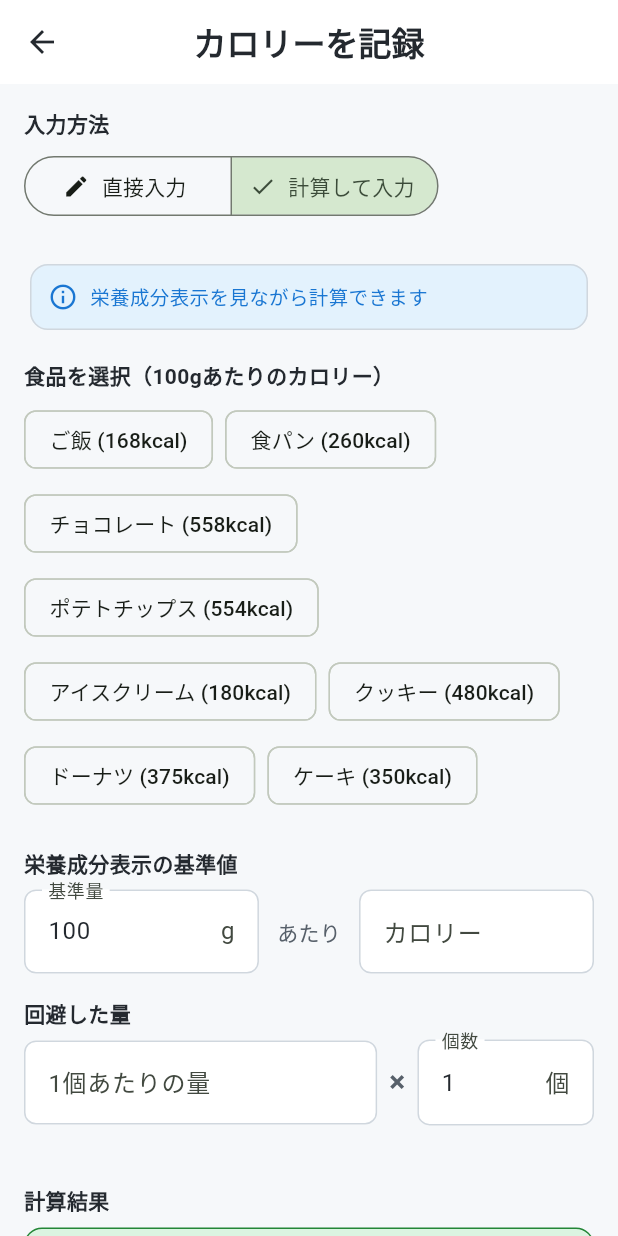
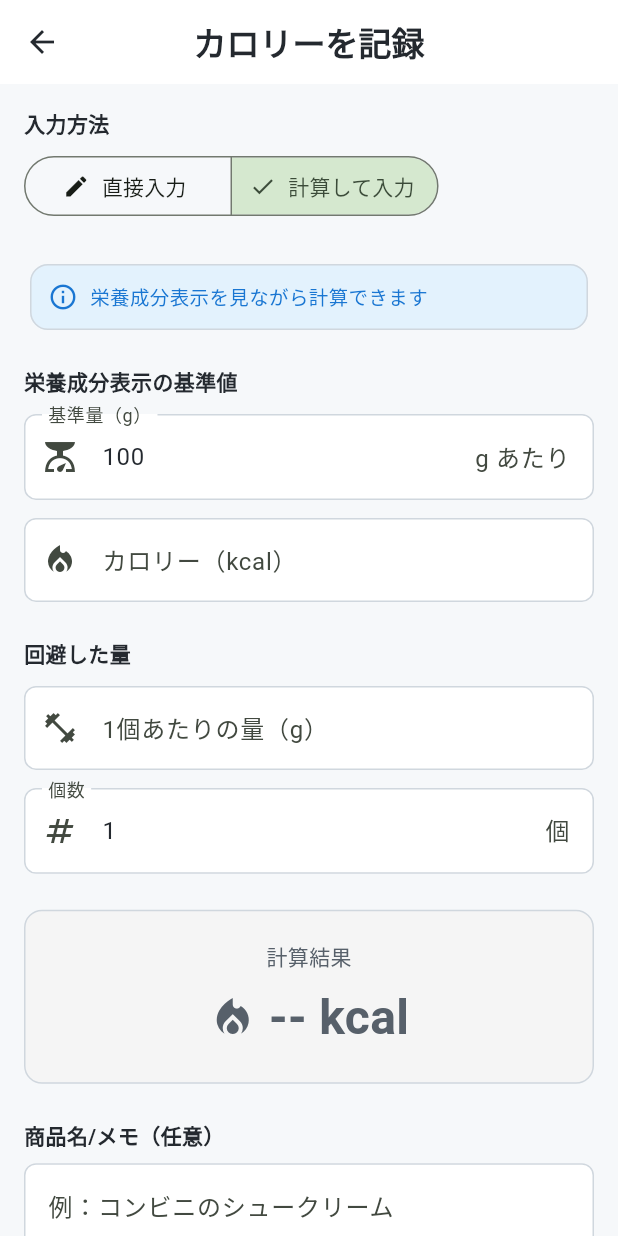
Before and after one commit to yamt0428/calorie-dodge, a Flutter app: the RecordInputScreen screen opened directly, after a tap on "記録する", after a tap on "計算して入力", on a phone screen of 412 x 824 dp. Run offline on Flutter 3.47's test engine with Material 3 defaults, Android fonts, the phone set to English and light mode, and no system bars; our stand-ins replace fl_chart, google_mobile_ads, hive, hive_flutter, share_plus; missing offline and left inert: facebook_app_events; accounts and stored records are empty; network calls fail.

Commit message:
refactor: 記録入力画面のUI改善
- 直接入力モード: プリセットを削除してシンプルに
- 計算入力モード: 食品プリセットを削除
- 計算入力モード: 入力フィールドを縦並びに変更
- 計算入力モード: リアルタイムでカロリー計算結果を表示
- 計算式を常に表示するように改善

Co-authored-by: tatsuya.yam.mam.0428 <tatsuya.yam.mam.0428@gmail.com>

```diff
--- a/calorie_dodge/lib/screens/record_input_screen.dart
+++ b/calorie_dodge/lib/screens/record_input_screen.dart
@@ -29,29 +29,6 @@ class _RecordInputScreenState extends State<RecordInputScreen> {
   final _actualGramController = TextEditingController();
   final _quantityController = TextEditingController(text: '1');
 
-  // プリセットカロリー
-  final _presets = [
-    {'name': 'おにぎり', 'calories': 180},
-    {'name': 'コンビニスイーツ', 'calories': 300},
-    {'name': 'ポテトチップス', 'calories': 350},
-    {'name': '菓子パン', 'calories': 400},
-    {'name': 'カップラーメン', 'calories': 450},
-    {'name': 'ケーキ', 'calories': 500},
-    {'name': 'ファストフードセット', 'calories': 800},
-  ];
-
-  // 計算入力用のプリセット（100gあたりのカロリー）
-  final _calcPresets = [
-    {'name': 'ご飯', 'baseGram': 100, 'baseCal': 168},
-    {'name': '食パン', 'baseGram': 100, 'baseCal': 260},
-    {'name': 'チョコレート', 'baseGram': 100, 'baseCal': 558},
-    {'name': 'ポテトチップス', 'baseGram': 100, 'baseCal': 554},
-    {'name': 'アイスクリーム', 'baseGram': 100, 'baseCal': 180},
-    {'name': 'クッキー', 'baseGram': 100, 'baseCal': 480},
-    {'name': 'ドーナツ', 'baseGram': 100, 'baseCal': 375},
-    {'name': 'ケーキ', 'baseGram': 100, 'baseCal': 350},
-  ];
-
   @override
   void initState() {
     super.initState();
@@ -81,10 +58,17 @@ class _RecordInputScreenState extends State<RecordInputScreen> {
     final actualGram = double.tryParse(_actualGramController.text) ?? 0;
     final quantity = double.tryParse(_quantityController.text) ?? 1;
 
-    if (baseGram > 0 && baseCal > 0 && actualGram > 0) {
+    // 入力があればカロリーを計算
+    if (baseGram > 0 && baseCal >= 0 && actualGram >= 0 && quantity >= 0) {
       // カロリー計算: (実際のグラム数 / 基準グラム数) × 基準カロリー × 個数
       final totalCalories = (actualGram / baseGram) * baseCal * quantity;
+      setState(() {
         _caloriesController.text = totalCalories.round().toString();
+      });
+    } else {
+      setState(() {
+        _caloriesController.text = '';
+      });
     }
   }
 
@@ -114,25 +98,6 @@ class _RecordInputScreenState extends State<RecordInputScreen> {
         });
       }
     }
-  }
-
-  void _selectPreset(Map<String, dynamic> preset) {
-    setState(() {
-      _caloriesController.text = preset['calories'].toString();
-      if (_memoController.text.isEmpty) {
-        _memoController.text = preset['name'] as String;
-      }
-    });
-  }
-
-  void _selectCalcPreset(Map<String, dynamic> preset) {
-    setState(() {
-      _baseGramController.text = preset['baseGram'].toString();
-      _baseCaloriesController.text = preset['baseCal'].toString();
-      if (_memoController.text.isEmpty) {
-        _memoController.text = preset['name'] as String;
-      }
-    });
   }
 
   Future<void> _saveRecord() async {
@@ -224,48 +189,8 @@ class _RecordInputScreenState extends State<RecordInputScreen> {
 
               const SizedBox(height: 24),
 
-              // 計算結果のカロリー表示（計算モードの場合）
+              // カロリー入力フィールド（直接入力モードの場合のみバリデーション用に必要）
               if (_inputMode == 1) ...[
-                const Text(
-                  '計算結果',
-                  style: TextStyle(
-                    fontWeight: FontWeight.bold,
-                    color: AppTheme.textPrimary,
-                  ),
-                ),
-                const SizedBox(height: 8),
-                Container(
-                  padding: const EdgeInsets.all(16),
-                  decoration: BoxDecoration(
-                    color: AppTheme.lightGreen1.withValues(alpha: 0.3),
-                    borderRadius: BorderRadius.circular(12),
-                    border: Border.all(color: AppTheme.primaryGreen),
-                  ),
-                  child: Row(
-                    mainAxisAlignment: MainAxisAlignment.center,
-                    children: [
-                      const Icon(Icons.local_fire_department, color: AppTheme.primaryGreen),
-                      const SizedBox(width: 8),
-                      Text(
-                        _caloriesController.text.isNotEmpty
-                            ? '${NumberFormat('#,###').format(int.tryParse(_caloriesController.text) ?? 0)} kcal'
-                            : '-- kcal',
-                        style: const TextStyle(
-                          fontSize: 28,
-                          fontWeight: FontWeight.bold,
-                          color: AppTheme.primaryGreen,
-                        ),
-                      ),
-                    ],
-                  ),
-                ),
-                const SizedBox(height: 24),
-              ],
-
-              // カロリー入力フィールド（直接入力モードの場合のみバリデーション用に必要）
-              if (_inputMode == 0) ...[
-                // 直接入力モードでは上で表示済み
-              ] else ...[
                 // 計算モードでは非表示だがバリデーション用に保持
                 Visibility(
                   visible: false,
@@ -393,32 +318,13 @@ class _RecordInputScreenState extends State<RecordInputScreen> {
             return null;
           },
         ),
-        const SizedBox(height: 16),
-
-        // プリセット
-        const Text(
-          'プリセット',
-          style: TextStyle(
-            fontWeight: FontWeight.bold,
-            color: AppTheme.textPrimary,
-          ),
-        ),
-        const SizedBox(height: 8),
-        Wrap(
-          spacing: 8,
-          runSpacing: 8,
-          children: _presets.map((preset) {
-            return ActionChip(
-              label: Text('${preset['name']} (${preset['calories']}kcal)'),
-              onPressed: () => _selectPreset(preset),
-            );
-          }).toList(),
-        ),
       ],
     );
   }
 
   Widget _buildCalculatorSection() {
+    final calculatedCalories = int.tryParse(_caloriesController.text) ?? 0;
+
     return Column(
       crossAxisAlignment: CrossAxisAlignment.start,
       children: [
@@ -444,30 +350,9 @@ class _RecordInputScreenState extends State<RecordInputScreen> {
             ),
           ),
         ),
-        const SizedBox(height: 16),
+        const SizedBox(height: 20),
 
-        // 食品プリセット
-        const Text(
-          '食品を選択（100gあたりのカロリー）',
-          style: TextStyle(
-            fontWeight: FontWeight.bold,
-            color: AppTheme.textPrimary,
-          ),
-        ),
-        const SizedBox(height: 8),
-        Wrap(
-          spacing: 8,
-          runSpacing: 8,
-          children: _calcPresets.map((preset) {
-            return ActionChip(
-              label: Text('${preset['name']} (${preset['baseCal']}kcal)'),
-              onPressed: () => _selectCalcPreset(preset),
-            );
-          }).toList(),
-        ),
-        const SizedBox(height: 24),
-
-        // 基準値入力
+        // 基準値入力（縦並び）
         const Text(
           '栄養成分表示の基準値',
           style: TextStyle(
@@ -475,49 +360,41 @@ class _RecordInputScreenState extends State<RecordInputScreen> {
             color: AppTheme.textPrimary,
           ),
         ),
-        const SizedBox(height: 8),
-        Row(
-          children: [
-            Expanded(
-              child: TextFormField(
+        const SizedBox(height: 12),
+
+        // 基準グラム数
+        TextFormField(
           controller: _baseGramController,
           keyboardType: const TextInputType.numberWithOptions(decimal: true),
           inputFormatters: [
             FilteringTextInputFormatter.allow(RegExp(r'[\d.]')),
           ],
           decoration: const InputDecoration(
-                  labelText: '基準量',
-                  suffixText: 'g',
+            labelText: '基準量（g）',
+            suffixText: 'g あたり',
             hintText: '100',
+            prefixIcon: Icon(Icons.scale),
           ),
         ),
-            ),
-            const Padding(
-              padding: EdgeInsets.symmetric(horizontal: 12),
-              child: Text(
-                'あたり',
-                style: TextStyle(color: AppTheme.textSecondary),
-              ),
-            ),
-            Expanded(
-              child: TextFormField(
+        const SizedBox(height: 12),
+
+        // 基準カロリー
+        TextFormField(
           controller: _baseCaloriesController,
           keyboardType: const TextInputType.numberWithOptions(decimal: true),
           inputFormatters: [
             FilteringTextInputFormatter.allow(RegExp(r'[\d.]')),
           ],
           decoration: const InputDecoration(
-                  labelText: 'カロリー',
+            labelText: 'カロリー（kcal）',
             suffixText: 'kcal',
             hintText: '350',
+            prefixIcon: Icon(Icons.local_fire_department),
           ),
         ),
-            ),
-          ],
-        ),
-        const SizedBox(height: 16),
+        const SizedBox(height: 24),
 
-        // 実際の摂取量入力
+        // 実際の摂取量入力（縦並び）
         const Text(
           '回避した量',
           style: TextStyle(
@@ -525,37 +402,26 @@ class _RecordInputScreenState extends State<RecordInputScreen> {
             color: AppTheme.textPrimary,
           ),
         ),
-        const SizedBox(height: 8),
-        Row(
-          children: [
-            Expanded(
-              flex: 2,
-              child: TextFormField(
+        const SizedBox(height: 12),
+
+        // 1個あたりのグラム数
+        TextFormField(
           controller: _actualGramController,
           keyboardType: const TextInputType.numberWithOptions(decimal: true),
           inputFormatters: [
             FilteringTextInputFormatter.allow(RegExp(r'[\d.]')),
           ],
           decoration: const InputDecoration(
-                  labelText: '1個あたりの量',
+            labelText: '1個あたりの量（g）',
             suffixText: 'g',
             hintText: '50',
+            prefixIcon: Icon(Icons.fitness_center),
           ),
         ),
-            ),
-            const Padding(
-              padding: EdgeInsets.symmetric(horizontal: 8),
-              child: Text(
-                '×',
-                style: TextStyle(
-                  fontSize: 20,
-                  fontWeight: FontWeight.bold,
-                  color: AppTheme.textSecondary,
-                ),
-              ),
-            ),
-            Expanded(
-              child: TextFormField(
+        const SizedBox(height: 12),
+
+        // 個数
+        TextFormField(
           controller: _quantityController,
           keyboardType: const TextInputType.numberWithOptions(decimal: true),
           inputFormatters: [
@@ -565,45 +431,92 @@ class _RecordInputScreenState extends State<RecordInputScreen> {
             labelText: '個数',
             suffixText: '個',
             hintText: '1',
+            prefixIcon: Icon(Icons.numbers),
           ),
+        ),
+        const SizedBox(height: 24),
+
+        // 計算結果の表示（常に表示）
+        Container(
+          padding: const EdgeInsets.all(20),
+          decoration: BoxDecoration(
+            color: calculatedCalories > 0
+                ? AppTheme.lightGreen1.withValues(alpha: 0.3)
+                : Colors.grey[100],
+            borderRadius: BorderRadius.circular(12),
+            border: Border.all(
+              color: calculatedCalories > 0
+                  ? AppTheme.primaryGreen
+                  : AppTheme.borderColor,
+              width: calculatedCalories > 0 ? 2 : 1,
+            ),
+          ),
+          child: Column(
+            children: [
+              Text(
+                '計算結果',
+                style: TextStyle(
+                  fontSize: 14,
+                  color: calculatedCalories > 0
+                      ? AppTheme.primaryGreen
+                      : AppTheme.textSecondary,
+                  fontWeight: FontWeight.w500,
+                ),
+              ),
+              const SizedBox(height: 8),
+              Row(
+                mainAxisAlignment: MainAxisAlignment.center,
+                children: [
+                  Icon(
+                    Icons.local_fire_department,
+                    color: calculatedCalories > 0
+                        ? AppTheme.primaryGreen
+                        : AppTheme.textSecondary,
+                    size: 32,
+                  ),
+                  const SizedBox(width: 8),
+                  Text(
+                    calculatedCalories > 0
+                        ? '${NumberFormat('#,###').format(calculatedCalories)} kcal'
+                        : '-- kcal',
+                    style: TextStyle(
+                      fontSize: 32,
+                      fontWeight: FontWeight.bold,
+                      color: calculatedCalories > 0
+                          ? AppTheme.primaryGreen
+                          : AppTheme.textSecondary,
                     ),
                   ),
                 ],
               ),
-        const SizedBox(height: 16),
 
               // 計算式の表示
               if (_baseGramController.text.isNotEmpty &&
                   _baseCaloriesController.text.isNotEmpty &&
-            _actualGramController.text.isNotEmpty) ...[
-          Card(
-            color: Colors.grey[100],
-            child: Padding(
-              padding: const EdgeInsets.all(12),
-              child: Column(
-                crossAxisAlignment: CrossAxisAlignment.start,
-                children: [
-                  const Text(
-                    '計算式:',
+                  _actualGramController.text.isNotEmpty &&
+                  _quantityController.text.isNotEmpty) ...[
+                const SizedBox(height: 12),
+                Container(
+                  padding: const EdgeInsets.symmetric(horizontal: 12, vertical: 8),
+                  decoration: BoxDecoration(
+                    color: Colors.white.withValues(alpha: 0.7),
+                    borderRadius: BorderRadius.circular(8),
+                  ),
+                  child: Text(
+                    '${_actualGramController.text}g ÷ ${_baseGramController.text}g × ${_baseCaloriesController.text}kcal × ${_quantityController.text}個',
                     style: TextStyle(
                       fontSize: 12,
-                      color: AppTheme.textSecondary,
-                    ),
-                  ),
-                  const SizedBox(height: 4),
-                  Text(
-                    '(${_actualGramController.text}g ÷ ${_baseGramController.text}g) × ${_baseCaloriesController.text}kcal × ${_quantityController.text}個',
-                    style: const TextStyle(
-                      fontSize: 14,
+                      color: Colors.grey[600],
                       fontFamily: 'monospace',
                     ),
-                  ),
-                ],
-              ),
+                    textAlign: TextAlign.center,
                   ),
                 ),
               ],
             ],
+          ),
+        ),
+      ],
     );
   }
 }
```
Lines whose indentation alone changed are shown as unchanged.
